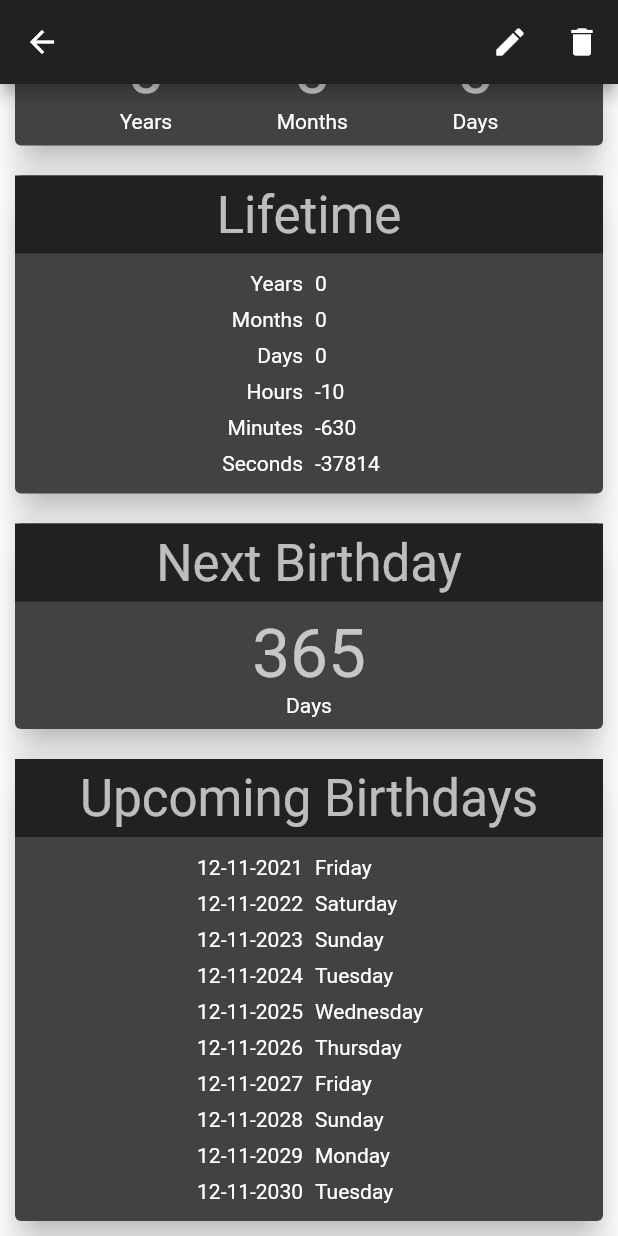
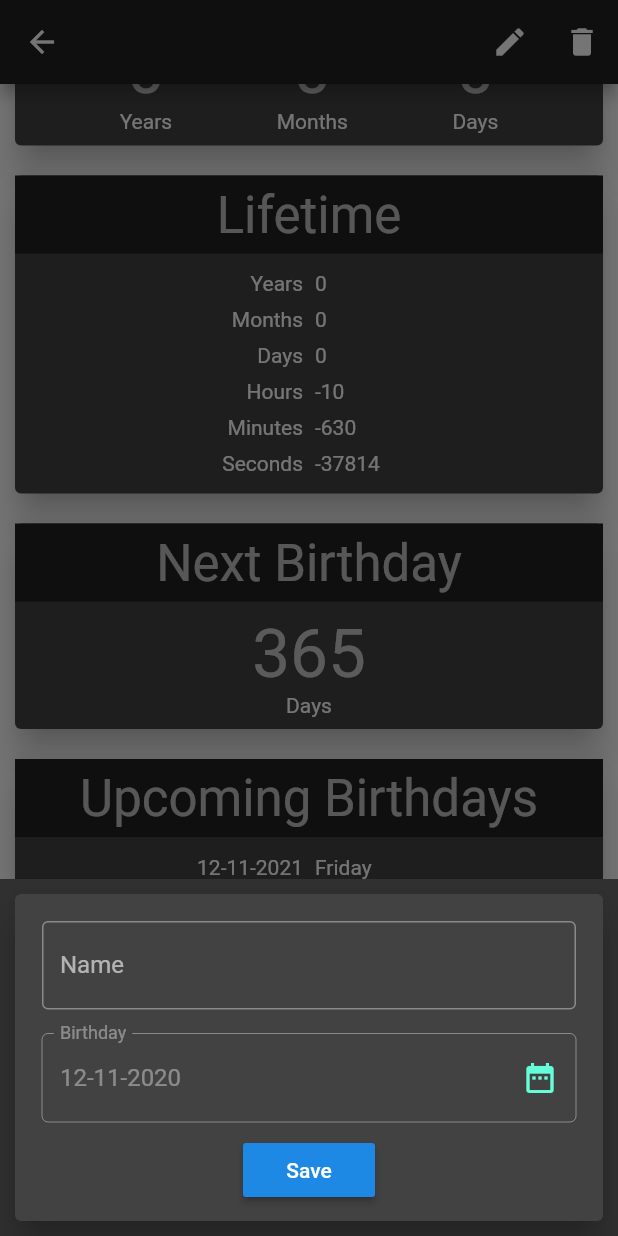
Before and after one commit to nick990/AgeCalculator, a Flutter app: the MyDateDetailsScreen screen opened directly with empty values, scrolled down 247 dp, after a tap on the "edit" icon, on a phone screen of 412 x 824 dp. Run offline on Flutter 3.47's test engine with Material 2 defaults, Android fonts, the phone set to English and light mode, and no system bars; our stand-ins replace share, sqflite; accounts and stored records are empty.

Commit message:
Added editing feature for MyDate.

```diff
--- a/lib/models/MyDate.dart
+++ b/lib/models/MyDate.dart
@@ -4,8 +4,8 @@ import 'Age.dart';
 
 class MyDate {
   int id;
-  final String name;
-  final DateTime birthday;
+  String name;
+  DateTime birthday;
   AgeModel age;
 
   MyDate({@required this.name, @required this.birthday, this.id}) {
@@ -19,4 +19,10 @@ class MyDate {
       'birthday': (birthday.toUtc().millisecondsSinceEpoch / 1000).round()
     };
   }
+
+  Update(String name, DateTime birthday) {
+    this.name = name;
+    this.birthday = birthday;
+    this.age = AgeModel.today(birthday: this.birthday);
+  }
 }
--- a/lib/pages/my_date_details_screen.dart
+++ b/lib/pages/my_date_details_screen.dart
@@ -4,6 +4,7 @@ import 'package:age_calculator/providers/settings_provider.dart';
 import 'package:age_calculator/widgets/age.dart';
 import 'package:age_calculator/widgets/lifetime.dart';
 import 'package:age_calculator/widgets/mycard.dart';
+import 'package:age_calculator/widgets/mydate_edit.dart';
 import 'package:age_calculator/widgets/next_birthday.dart';
 import 'package:age_calculator/widgets/upcoming_birthdays.dart';
 import 'package:flutter/material.dart';
@@ -22,8 +23,7 @@ class MyDateDetailsScreen extends StatelessWidget {
     final settingsProvider = Provider.of<SettingsProvider>(context);
     final formatter = DateFormat(settingsProvider.format);
 
-    final myDatesProvider =
-        Provider.of<MyDatesProvider>(context, listen: false);
+    final myDatesProvider = Provider.of<MyDatesProvider>(context, listen: true);
 
     final List<Widget> ageSection = new List<Widget>();
     ageSection.add(AgeWidget(age: myDate.age));
@@ -53,7 +53,18 @@ class MyDateDetailsScreen extends StatelessWidget {
             style: Theme.of(context).textTheme.headline3,
           ),
           actions: <Widget>[
-            IconButton(icon: Icon(Icons.edit), onPressed: () {}),
+            IconButton(
+                icon: Icon(Icons.edit),
+                onPressed: () {
+                  showModalBottomSheet(
+                      context: context,
+                      builder: (_) {
+                        return MyDateEditModal(
+                          formatter: DateFormat(settingsProvider.format),
+                          myDate: myDate,
+                        );
+                      });
+                }),
             IconButton(
                 icon: Icon(Icons.delete),
                 onPressed: () {
--- a/lib/providers/mydates_provider.dart
+++ b/lib/providers/mydates_provider.dart
@@ -33,8 +33,12 @@ class MyDatesProvider with ChangeNotifier {
     _fetch();
   }
 
+  void update(MyDate myDate) async {
+    await MyDatesSqlRepository.instance.update(myDate);
+    _fetch();
+  }
+
   void remove(int id) async {
-    //this._myDates.removeWhere((element) => element.id == id);
     await MyDatesSqlRepository.instance.delete(id);
     _fetch();
   }
--- a/lib/repositories/mydates_sql_repository.dart
+++ b/lib/repositories/mydates_sql_repository.dart
@@ -56,4 +56,14 @@ class MyDatesSqlRepository {
     Database db = await instance.database;
     return await db.delete(table, where: '$columnId = ?', whereArgs: [id]);
   }
+
+  Future<int> update(MyDate myDate) async {
+    Database db = await instance.database;
+    return await db.update(
+      table,
+      myDate.toMap(),
+      where: "id = ?",
+      whereArgs: [myDate.id],
+    );
+  }
 }
--- /dev/null
+++ b/lib/widgets/mydate_edit.dart
@@ -0,0 +1,122 @@
+import 'package:age_calculator/models/MyDate.dart';
+import 'package:age_calculator/providers/mydates_provider.dart';
+import 'package:flutter/material.dart';
+import 'package:intl/intl.dart';
+import 'package:provider/provider.dart';
+
+class MyDateEditModal extends StatefulWidget {
+  final DateFormat formatter;
+  final MyDate myDate;
+
+  const MyDateEditModal({Key key, this.formatter, this.myDate})
+      : super(key: key);
+  @override
+  _MyDateEditModalState createState() => _MyDateEditModalState();
+}
+
+class _MyDateEditModalState extends State<MyDateEditModal> {
+  final nameController = TextEditingController();
+  final birthdayController = TextEditingController();
+  DateTime birthdayDate;
+  DateTime todayDate;
+
+  @override
+  void initState() {
+    var now = DateTime.now();
+    todayDate = new DateTime(now.year, now.month, now.day);
+    birthdayDate = widget.myDate.birthday;
+    nameController.text = widget.myDate.name;
+  }
+
+  void _submitData(BuildContext context) {
+    final enteredName = nameController.text;
+    if (enteredName.isEmpty) {
+      return;
+    }
+    widget.myDate.Update(enteredName, birthdayDate);
+    Provider.of<MyDatesProvider>(context, listen: false).update(widget.myDate);
+    Navigator.of(context).pop();
+  }
+
+  _selectBirthdayDate(BuildContext context) async {
+    final DateTime picked = await showDatePicker(
+        context: context,
+        initialDate: birthdayDate = birthdayDate, // Refer step 1
+        firstDate: DateTime(1900),
+        lastDate: this.todayDate,
+        initialDatePickerMode: DatePickerMode.year,
+        helpText: 'Select birthday date',
+        fieldLabelText: 'Birthday date');
+    if (picked != null && picked != birthdayDate)
+      setState(() {
+        birthdayDate = picked;
+      });
+  }
+
+  _setBirthdayController() {
+    birthdayController.text = "${widget.formatter.format(birthdayDate)}";
+  }
+
+  @override
+  Widget build(BuildContext context) {
+    _setBirthdayController();
+    return SingleChildScrollView(
+      child: Card(
+        child: Container(
+          padding: EdgeInsets.only(
+              top: 10,
+              left: 10,
+              right: 10,
+              bottom: MediaQuery.of(context).viewInsets.bottom + 10),
+          child: Column(
+            children: [
+              Padding(
+                padding: const EdgeInsets.all(8.0),
+                child: TextField(
+                  decoration: InputDecoration(
+                    labelText: 'Name',
+                    border: const OutlineInputBorder(),
+                  ),
+                  controller: nameController,
+                  onSubmitted: (_) => {},
+                ),
+              ),
+              Padding(
+                padding: const EdgeInsets.all(8.0),
+                child: Row(
+                  mainAxisAlignment: MainAxisAlignment.spaceBetween,
+                  children: [
+                    Expanded(
+                      child: GestureDetector(
+                        onTap: () => _selectBirthdayDate(context),
+                        child: TextField(
+                          decoration: InputDecoration(
+                            labelText: 'Birthday',
+                            border: const OutlineInputBorder(),
+                            suffixIcon: Icon(
+                              Icons.date_range,
+                              color: Theme.of(context).accentColor,
+                            ),
+                          ),
+                          controller: birthdayController,
+                          enabled: false,
+                          onSubmitted: (_) {},
+                        ),
+                      ),
+                    ),
+                  ],
+                ),
+              ),
+              RaisedButton(
+                onPressed: () => _submitData(context),
+                child: Text(
+                  'Save',
+                ),
+              ),
+            ],
+          ),
+        ),
+      ),
+    );
+  }
+}
```
